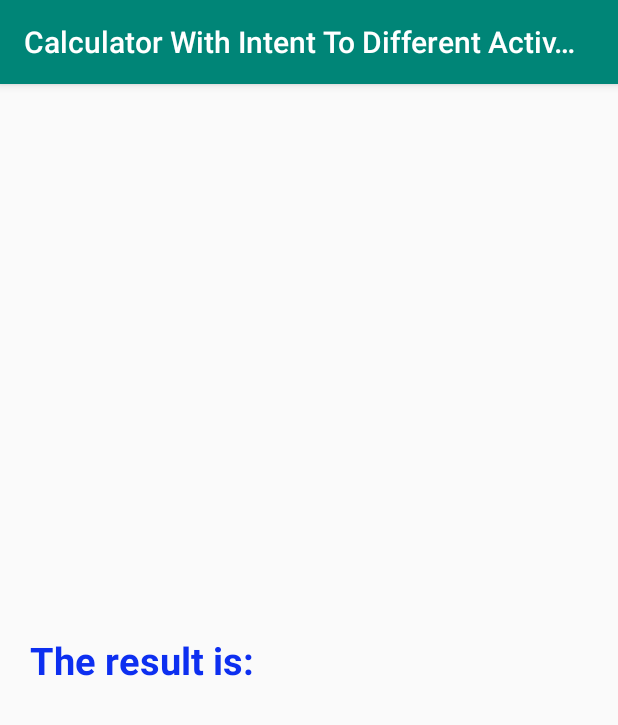
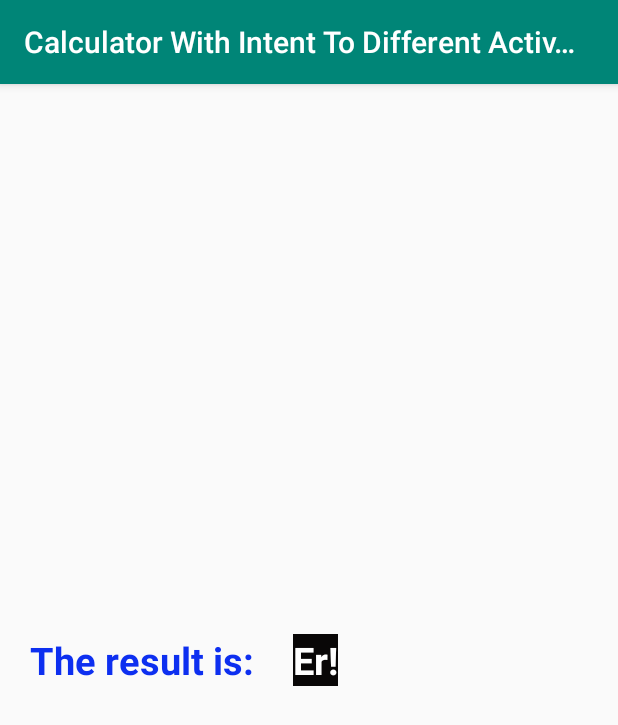
Before and after one commit to achumphrey/Calculator-With-Intent-To-Different-Activities, an Android app: the DivideActivity screen opened directly, with no data from a screen before it, on a phone screen of 412 x 824 dp. Shown: the top 725 px of the screen. Run offline under Robolectric (Android 15) with nearby library versions, the phone set to English and light mode, and no system bars.

Commit message:
Initial commit2

```diff
--- a/app/src/main/java/com/example/calculatorwithintenttodifferentactivities/DivideActivity.kt
+++ b/app/src/main/java/com/example/calculatorwithintenttodifferentactivities/DivideActivity.kt
@@ -11,8 +11,23 @@ class DivideActivity : AppCompatActivity() {
         super.onCreate(savedInstanceState)
         setContentView(R.layout.results_operations)
 
-        var intent : Intent = getIntent()
-        tv_result.text = intent.getStringExtra("message")
+     /*   var intent : Intent = getIntent()
+        tv_result.text = intent.getStringExtra("message")*/
+
+        val a = intent.getIntExtra(Constants.INTENT_MESSAGE_1, 0)
+        val b = intent.getIntExtra(Constants.INTENT_MESSAGE_2, 0)
+
+        var db: Double = b.toDouble()
+
+        var num: String = ""
+
+        if (db.equals(0.0)) {
+            num = "Er!"
+        } else {
+            num = String.format("%.2f", (a / db))
+        }
+
+        tv_result.text = num
 
     }
 }
--- a/app/src/main/res/layout/activity_main.xml
+++ b/app/src/main/res/layout/activity_main.xml
@@ -23,7 +23,7 @@
               android:layout_marginLeft="@dimen/margin_30dp"
               android:textSize="20sp"
               android:textStyle="bold"
-              android:textColor="#132B01"
+              android:textColor="#F1081C"
               android:layout_marginTop="@dimen/margin_30dp"
     />
 
```
Also changed, not shown: app/src/main/java/com/example/calculatorwithintenttodifferentactivities/AddActivity.kt (+8 -2 lines), app/src/main/java/com/example/calculatorwithintenttodifferentactivities/Constants.kt (added, +9 -0 lines), app/src/main/java/com/example/calculatorwithintenttodifferentactivities/MainActivity.kt (+20 -14 lines), app/src/main/java/com/example/calculatorwithintenttodifferentactivities/MultiplyActivity.kt (+8 -2 lines), app/src/main/java/com/example/calculatorwithintenttodifferentactivities/SubtractActivity.kt (+8 -2 lines).
